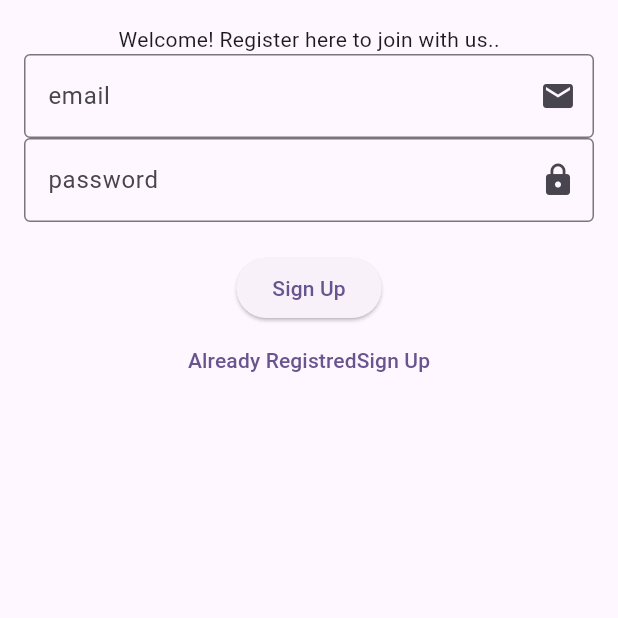
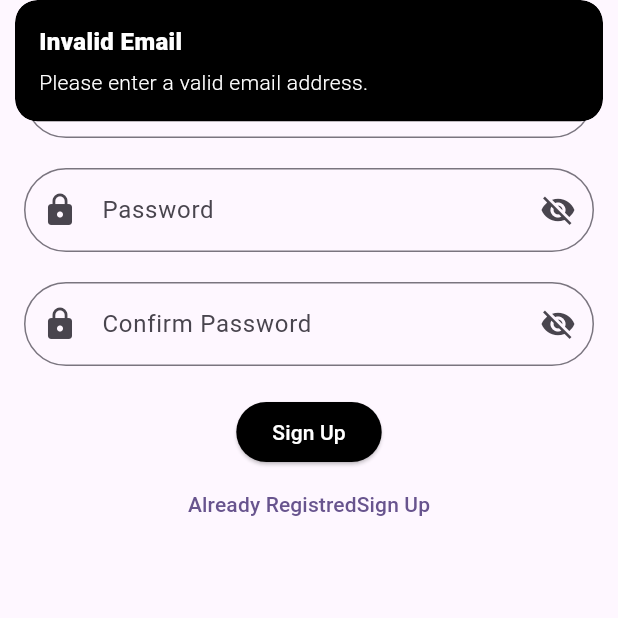
Before and after one commit to ASWIN-APPUZZ/coinone, a Flutter app: the SignUpPage screen opened directly, after a tap on "Sign Up", on a phone screen of 412 x 824 dp, the top half of it. Run offline on Flutter 3.47's test engine with Material 3 defaults, Android fonts, the phone set to English and light mode, and no system bars; our stand-ins replace firebase_auth, firebase_core, get; accounts and stored records are empty; network calls fail.

Commit message:
final commit

```diff
--- /dev/null
+++ b/lib/domain/controller/login_controller.dart
@@ -0,0 +1,61 @@
+import 'package:flutter/material.dart';
+import 'package:get/get.dart';
+
+import '../../api/firebase_options.dart';
+import '../../presentation/home_page.dart';
+import '../../presentation/widget/snackbar_widget.dart';
+
+class SignInController extends GetxController {
+  final AuthService _authService = AuthService();
+  final emailController = TextEditingController();
+  final passwordController = TextEditingController();
+
+  var isPasswordObscured = true.obs;
+
+  void togglePasswordVisibility() {
+    isPasswordObscured.value = !isPasswordObscured.value;
+  }
+
+  void signIn() async {
+    String email = emailController.text.trim();
+    String password = passwordController.text.trim();
+
+    if (!isValidEmail(email)) {
+      SnackbarWidget.showSnackbar(
+        "Invalid Email",
+        "Please enter a valid email address.",
+      );
+      return;
+    }
+
+    if (!isValidPassword(password)) {
+      SnackbarWidget.showSnackbar(
+        "Invalid Password",
+        "Enter valid Password.",
+      );
+      return;
+    }
+
+    var user = await _authService.signInWithEmailAndPassword(
+      email,
+      password,
+    );
+    if (user != null) {
+      Get.offAll(HomePage());
+    } else {
+      SnackbarWidget.showSnackbar(
+        "Sign In Failed",
+        "Please check your credentials and try again.",
+      );
+    }
+  }
+
+  bool isValidEmail(String email) {
+    String emailPattern = r'^[^@\s]+@[^@\s]+\.[^@\s]+$';
+    return RegExp(emailPattern).hasMatch(email);
+  }
+
+  bool isValidPassword(String password) {
+    return password.length >= 8;
+  }
+}
--- /dev/null
+++ b/lib/domain/controller/register_controller.dart
@@ -0,0 +1,84 @@
+import 'package:flutter/material.dart';
+import 'package:get/get.dart';
+
+import '../../api/firebase_options.dart';
+import '../../presentation/home_page.dart';
+import '../../presentation/widget/snackbar_widget.dart';
+
+class SignUpController extends GetxController {
+  final AuthService _authService = AuthService();
+  final TextEditingController emailController = TextEditingController();
+  final TextEditingController passwordController = TextEditingController();
+  final TextEditingController confirmPasswordController = TextEditingController();
+
+  var isPasswordObscured = true.obs;
+  var isConfirmPasswordObscured = true.obs;
+
+  void togglePasswordVisibility() {
+    isPasswordObscured.value = !isPasswordObscured.value;
+  }
+
+  void toggleConfirmPasswordVisibility() {
+    isConfirmPasswordObscured.value = !isConfirmPasswordObscured.value;
+  }
+
+  Future<void> signUp(BuildContext context) async {
+    String email = emailController.text.trim();
+    String password = passwordController.text.trim();
+    String confirmPassword = confirmPasswordController.text.trim();
+
+    if (!isValidEmail(email)) {
+      SnackbarWidget.showSnackbar(
+        "Invalid Email",
+        "Please enter a valid email address.",
+      );
+      return;
+    }
+
+    if (!isValidPassword(password)) {
+      SnackbarWidget.showSnackbar(
+        "Weak Password",
+        "Password must be at least 8 characters long.",
+      );
+      return;
+    }
+
+    if (password != confirmPassword) {
+      SnackbarWidget.showSnackbar(
+        "Password Mismatch",
+        "Please enter matching passwords.",
+      );
+      return;
+    }
+
+    var user = await _authService.registerWithEmailAndPassword(
+      email,
+      password,
+    );
+    if (user != null) {
+      Get.offAll(HomePage());
+    } else {
+      SnackbarWidget.showSnackbar(
+        "Sign Up Failed",
+        "Please try again.",
+      );
+    }
+  }
+
+  bool isValidEmail(String email) {
+    String emailPattern = r'^[^@\s]+@[^@\s]+\.[^@\s]+$';
+    return RegExp(emailPattern).hasMatch(email);
+  }
+
+  bool isValidPassword(String password) {
+    return password.length >= 8;
+  }
+
+  @override
+  void dispose() {
+    emailController.dispose();
+    passwordController.dispose();
+    confirmPasswordController.dispose();
+    super.dispose();
+  }
+}
--- a/lib/presentation/register.dart
+++ b/lib/presentation/register.dart
@@ -1,26 +1,15 @@
-import 'package:coinone/presentation/wrapper.dart';
-import 'package:firebase_auth/firebase_auth.dart';
+import 'package:coinone/presentation/widget/elevated_button.dart';
 import 'package:flutter/material.dart';
 import 'package:get/get.dart';
 
 import '../core/themes/constants.dart';
+import '../domain/controller/register_controller.dart';
+import 'widget/text_field_widget.dart';
 
-class SignUpPage extends StatefulWidget {
-  const SignUpPage({super.key});
+class SignUpPage extends StatelessWidget {
+  final SignUpController _signUpController = Get.put(SignUpController());
+  SignUpPage({super.key});
 
-  @override
-  State<SignUpPage> createState() => _SignUpPageState();
-}
-
-class _SignUpPageState extends State<SignUpPage> {
-  TextEditingController email = TextEditingController();
-  TextEditingController password = TextEditingController();
-
-  signUp() async {
-    await FirebaseAuth.instance
-        .signInWithEmailAndPassword(email: email.text, password: password.text);
-    Get.offAll(const Wrapper());
-  }
 
   @override
   Widget build(BuildContext context) {
@@ -31,29 +20,33 @@ class _SignUpPageState extends State<SignUpPage> {
           child: Center(
             child: Column(children: <Widget>[
               const Text('Welcome! Register here to join with us..'),
-              TextField(
-                  keyboardType: TextInputType.emailAddress,
-                  controller: email,
-                  decoration: InputDecoration(
-                    border: const OutlineInputBorder(),
-                    hintText: AppConstants().email,
-                    suffixIcon: const Icon(Icons.email)
-                  )),
-              TextField(
-                  obscureText: true,
-                  controller: password,
-                  decoration: InputDecoration(
-                    border: const OutlineInputBorder(),
-                    hintText: AppConstants().pwd,
-                    suffixIcon: const Icon(Icons.lock)
-                  )),
+              TextFieldWidget(controller: _signUpController.emailController, labelText: AppConstants().email, icon: Icons.email),
               const SizedBox(height: 20),
-              ElevatedButton(
-                  onPressed: signUp, child: Text(AppConstants().signup)),
+               Obx(() => TextFieldWidget(
+                controller: _signUpController.passwordController,
+                labelText: 'Password',
+                icon: Icons.lock,
+                obscureText: _signUpController.isPasswordObscured.value,
+                trailingIcon: _signUpController.isPasswordObscured.value
+                    ? Icons.visibility_off
+                    : Icons.visibility,
+                toggleObscureText: _signUpController.togglePasswordVisibility,
+              )),
+              const SizedBox(height: 20),
+             Obx(() => TextFieldWidget(
+                controller: _signUpController.confirmPasswordController,
+                labelText: 'Confirm Password',
+                icon: Icons.lock,
+                obscureText: _signUpController.isConfirmPasswordObscured.value,
+                trailingIcon: _signUpController.isConfirmPasswordObscured.value
+                    ? Icons.visibility_off
+                    : Icons.visibility,
+                toggleObscureText: _signUpController.toggleConfirmPasswordVisibility,
+              )),
+              const SizedBox(height: 20),
+              ElevatedButtonWidget(text: AppConstants().signup, onPressed: ()=>_signUpController.signUp(context)),
               TextButton(
-                  onPressed: () {
-                    Navigator.pushNamed(context, '/signin');
-                  },
+                  onPressed: () => SignUpPage(),
                   child: Text(AppConstants().already + AppConstants().signup)),
             ]),
           ),
--- /dev/null
+++ b/lib/presentation/widget/elevated_button.dart
@@ -0,0 +1,34 @@
+import 'package:flutter/material.dart';
+
+import '../../core/themes/colors.dart';
+
+class ElevatedButtonWidget extends StatelessWidget {
+  final String text;
+  final VoidCallback onPressed;
+
+  const ElevatedButtonWidget({
+    super.key,
+    required this.text,
+    required this.onPressed,
+
+  });
+
+  @override
+  Widget build(BuildContext context) {
+    return SizedBox(
+      child: ElevatedButton(
+        onPressed: onPressed,
+        style: ElevatedButton.styleFrom(
+          backgroundColor: AppColors().colorBlack,
+          shape: RoundedRectangleBorder(
+            borderRadius: BorderRadius.circular(20.0),
+          ),
+        ),
+        child: Text(
+          text,
+          style: TextStyle(color: AppColors().colorWhite),
+        ),
+      ),
+    );
+  }
+}
--- /dev/null
+++ b/lib/presentation/widget/snackbar_widget.dart
@@ -0,0 +1,15 @@
+import 'package:get/get.dart';
+
+import '../../core/themes/colors.dart';
+
+class SnackbarWidget {
+  static void showSnackbar(String title, String message) {
+    Get.snackbar(
+      title,
+      message,
+      backgroundColor: AppColors().colorBlack,
+      colorText: AppColors().colorWhite,
+      duration: const Duration(seconds: 3),
+    );
+  }
+}
--- /dev/null
+++ b/lib/presentation/widget/text_field_widget.dart
@@ -0,0 +1,47 @@
+import 'package:flutter/material.dart';
+
+class TextFieldWidget extends StatelessWidget {
+  final TextEditingController controller;
+  final String labelText;
+  final IconData icon;
+  final bool obscureText;
+  final Function(String)? onChanged;
+  final String? errorText;
+  final IconData? trailingIcon;
+  final VoidCallback? toggleObscureText;
+
+  const TextFieldWidget({
+    required this.controller,
+    required this.labelText,
+    required this.icon,
+    this.obscureText = false,
+    this.onChanged,
+    this.errorText,
+    this.trailingIcon,
+    this.toggleObscureText,
+    Key? key,
+  }) : super(key: key);
+
+  @override
+  Widget build(BuildContext context) {
+    return TextField(
+      controller: controller,
+      onChanged: onChanged,
+      decoration: InputDecoration(
+        labelText: labelText,
+        prefixIcon: Icon(icon),
+        suffixIcon: trailingIcon != null && toggleObscureText != null
+            ? IconButton(
+                icon: Icon(trailingIcon),
+                onPressed: toggleObscureText,
+              )
+            : null,
+        border: OutlineInputBorder(
+          borderRadius: BorderRadius.circular(30.0),
+        ),
+        errorText: errorText,
+      ),
+      obscureText: obscureText,
+    );
+  }
+}
```
Also changed, not shown: lib/presentation/home_page.dart (+6 -24 lines), lib/presentation/login.dart (+25 -42 lines), lib/api/firebase_options.dart.
